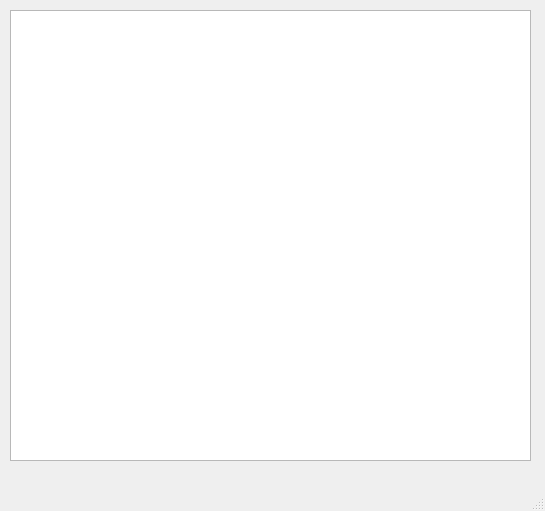
Old version of the form src/gui/forms/main_window.ui in the repository VitalikTsarik/linguistic-knowledge-base.
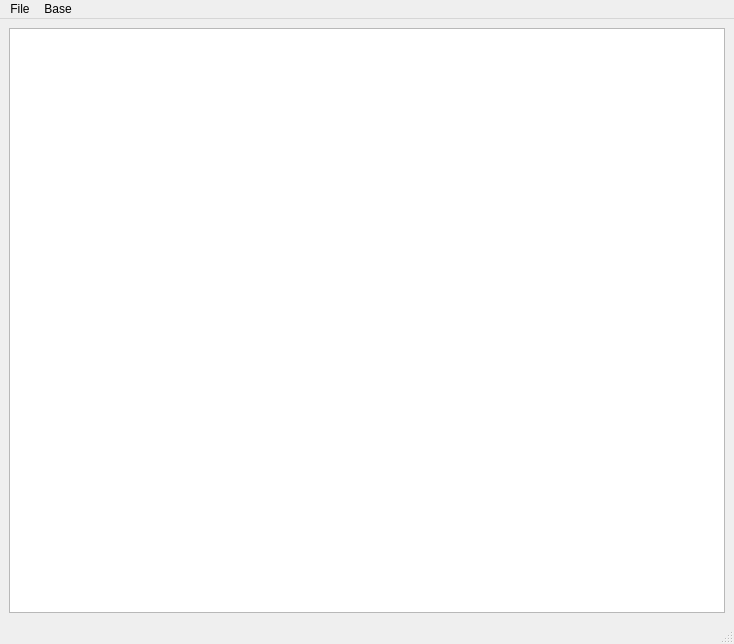
New version of the form.

```diff
--- a/src/gui/forms/main_window.ui
+++ b/src/gui/forms/main_window.ui
@@ -9,8 +9,8 @@
    <rect>
     <x>0</x>
     <y>0</y>
-    <width>545</width>
-    <height>511</height>
+    <width>734</width>
+    <height>644</height>
    </rect>
   </property>
   <property name="sizePolicy">
@@ -27,23 +27,19 @@
   </property>
   <property name="maximumSize">
    <size>
-    <width>545</width>
-    <height>511</height>
+    <width>16777215</width>
+    <height>16777215</height>
    </size>
   </property>
   <property name="windowTitle">
    <string>MainWindow</string>
   </property>
   <widget class="QWidget" name="centralwidget">
+   <layout class="QVBoxLayout" name="verticalLayout_2">
+    <item>
+     <layout class="QVBoxLayout" name="verticalLayout">
+      <item>
    <widget class="QTableView" name="tableView">
-    <property name="geometry">
-     <rect>
-      <x>10</x>
-      <y>10</y>
-      <width>521</width>
-      <height>451</height>
-     </rect>
-    </property>
     <property name="autoFillBackground">
      <bool>false</bool>
     </property>
@@ -72,16 +68,37 @@
      <bool>true</bool>
     </attribute>
    </widget>
+      </item>
+     </layout>
+    </item>
+   </layout>
   </widget>
   <widget class="QMenuBar" name="menubar">
    <property name="geometry">
     <rect>
      <x>0</x>
      <y>0</y>
-     <width>545</width>
+     <width>734</width>
      <height>20</height>
     </rect>
    </property>
+   <widget class="QMenu" name="menuFile">
+    <property name="title">
+     <string>File</string>
+    </property>
+    <addaction name="actionOpen"/>
+    <addaction name="actionSave"/>
+    <addaction name="actionSaveAs"/>
+    <addaction name="actionClose"/>
+   </widget>
+   <widget class="QMenu" name="menuText">
+    <property name="title">
+     <string>Base</string>
+    </property>
+    <addaction name="actionAddText"/>
+   </widget>
+   <addaction name="menuFile"/>
+   <addaction name="menuText"/>
   </widget>
   <widget class="QStatusBar" name="statusbar"/>
  </widget>
```
Left out of the diff: 31 changed lines with no effect on the pictures. Lines whose indentation alone changed are shown as unchanged.
